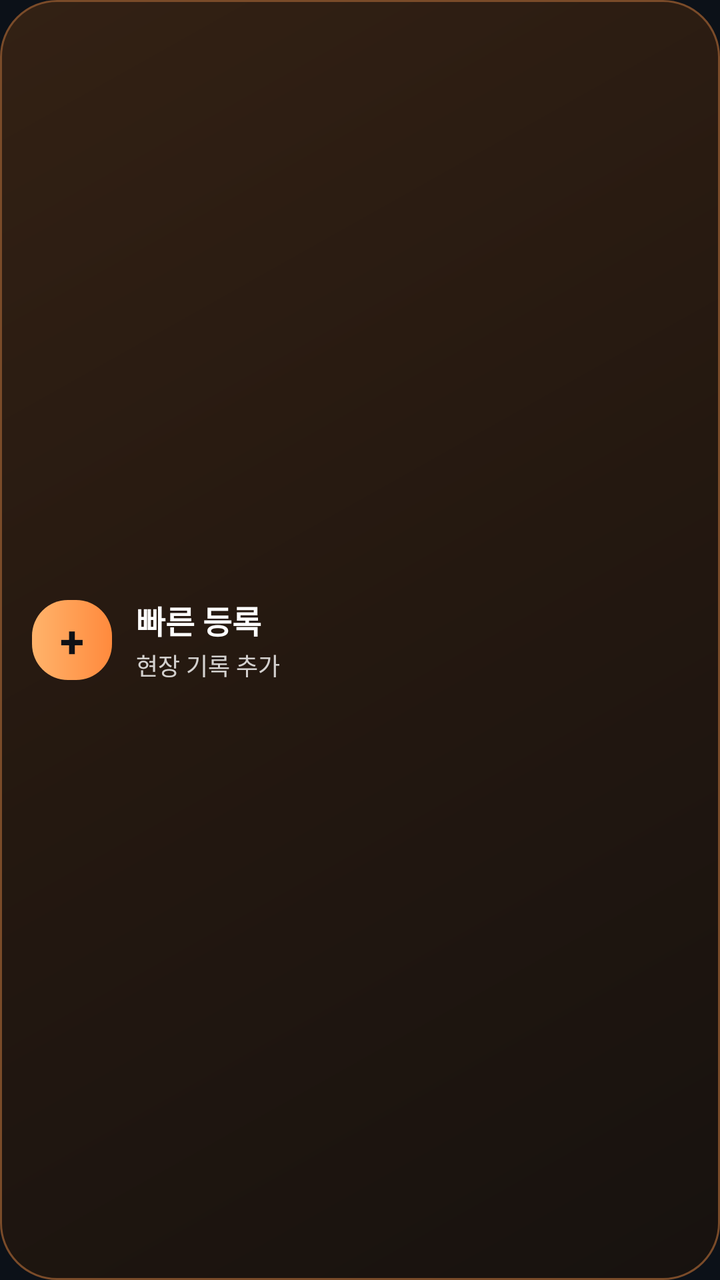
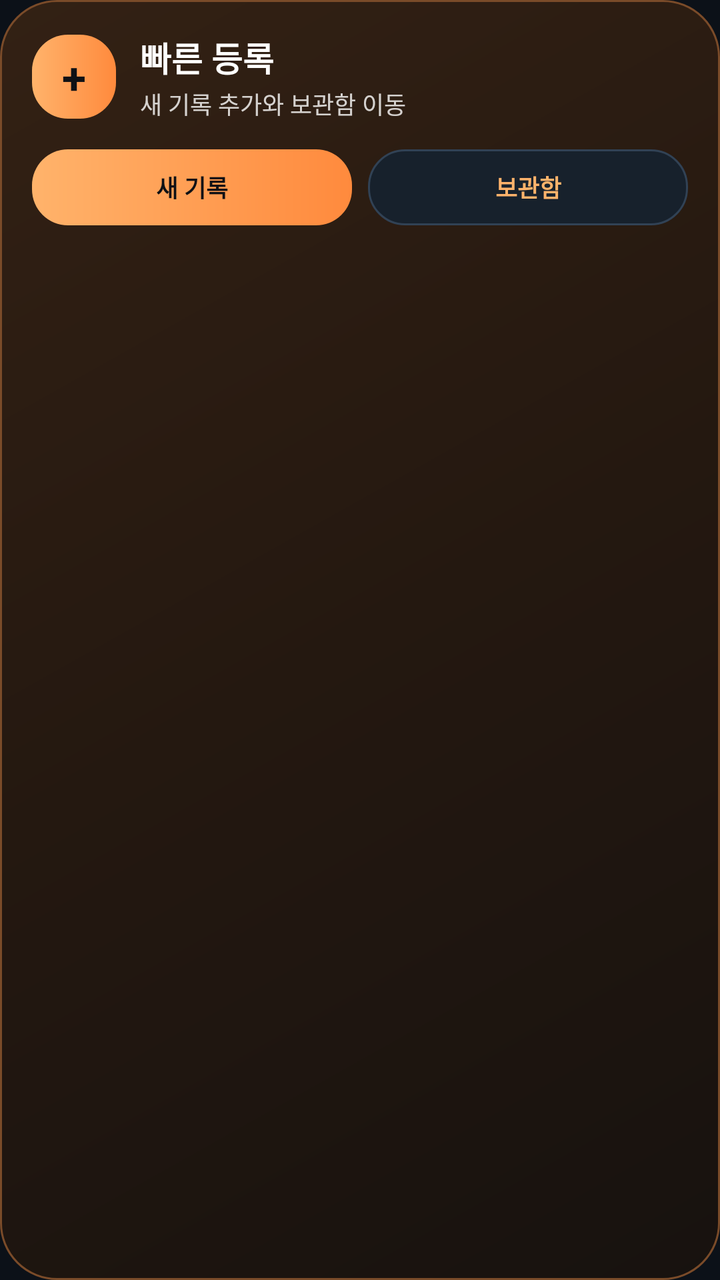

The first picture is an Android layout as it rendered before a commit; the second is the same layout after the commit. The layout source and the unified diff follow.
<!-- AndroidManifest.xml: application theme Theme.Siteboard -->
<!-- res/layout/widget_quick_add.xml -->
<?xml version="1.0" encoding="utf-8"?>
<LinearLayout xmlns:android="http://schemas.android.com/apk/res/android"
    android:id="@+id/widgetQuickAddButton"
    android:layout_width="match_parent"
    android:layout_height="match_parent"
    android:background="@drawable/bg_hero_panel"
    android:gravity="center_vertical"
    android:orientation="horizontal"
    android:padding="16dp">

    <TextView
        android:layout_width="40dp"
        android:layout_height="40dp"
        android:background="@drawable/bg_primary_button"
        android:gravity="center"
        android:text="+"
        android:textColor="#0F1115"
        android:textSize="22sp"
        android:textStyle="bold" />

    <LinearLayout
        android:layout_width="0dp"
        android:layout_height="wrap_content"
        android:layout_marginStart="12dp"
        android:layout_weight="1"
        android:orientation="vertical">

        <TextView
            android:layout_width="wrap_content"
            android:layout_height="wrap_content"
            android:text="빠른 등록"
            android:textColor="@android:color/white"
            android:textSize="16sp"
            android:textStyle="bold" />

        <TextView
            android:layout_width="wrap_content"
            android:layout_height="wrap_content"
            android:layout_marginTop="2dp"
            android:text="현장 기록 추가"
            android:textColor="#CCFFFFFF"
            android:textSize="12sp" />
    </LinearLayout>
</LinearLayout>
<!-- resources referenced by this layout -->
<resources>
  <!-- drawable bg_hero_panel (drawable) -->
  <?xml version="1.0" encoding="utf-8"?>
  <shape xmlns:android="http://schemas.android.com/apk/res/android" android:shape="rectangle">
      <gradient
          android:angle="315"
          android:startColor="#332114"
          android:centerColor="#241810"
          android:endColor="#17120F" />
      <corners android:radius="28dp" />
      <stroke
          android:width="1dp"
          android:color="#7A4B29" />
  </shape>
  <!-- drawable bg_primary_button (drawable) -->
  <?xml version="1.0" encoding="utf-8"?>
  <shape xmlns:android="http://schemas.android.com/apk/res/android" android:shape="rectangle">
      <gradient
          android:angle="0"
          android:startColor="#FFB36B"
          android:endColor="#FF8A3D" />
      <corners android:radius="18dp" />
  </shape>
  <style name="Theme.Siteboard" parent="Theme.MaterialComponents.DayNight.NoActionBar">
  
          <item name="colorPrimary">@color/orange_primary</item>
          <item name="colorPrimaryVariant">@color/orange_deep</item>
          <item name="colorOnPrimary">#10141B</item>
  
          <item name="colorSecondary">@color/teal_accent</item>
          <item name="colorSecondaryVariant">@color/teal_accent</item>
          <item name="colorOnSecondary">#081118</item>
  
          <item name="colorError">@color/danger_accent</item>
  
          <item name="android:colorBackground">@color/bg_dark</item>
          <item name="colorSurface">@color/surface_dark</item>
  
          <item name="android:statusBarColor">@color/bg_dark</item>
          <item name="android:navigationBarColor">@color/bg_dark</item>
          <item name="android:windowLightStatusBar" tools:targetApi="m">false</item>
  
          <item name="android:windowSplashScreenBackground" tools:targetApi="s">@color/bg_dark</item>
          <item name="android:windowSplashScreenAnimatedIcon" tools:targetApi="s">@android:color/transparent</item>
          <item name="android:windowSplashScreenAnimationDuration" tools:targetApi="s">0</item>
      </style>
  <color name="orange_primary">#FFB36B</color>
  <color name="orange_deep">#FF8A3D</color>
  <color name="teal_accent">#54D4C4</color>
  <color name="danger_accent">#F06D7D</color>
  <color name="bg_dark">#0C1118</color>
  <color name="surface_dark">#151E29</color>
</resources>

<!-- the commit's change to res/layout/widget_quick_add.xml (unified diff, before → after) -->
@@ -1,44 +1,82 @@
 <?xml version="1.0" encoding="utf-8"?>
 <LinearLayout xmlns:android="http://schemas.android.com/apk/res/android"
-    android:id="@+id/widgetQuickAddButton"
+    android:id="@+id/widgetQuickAddRoot"
     android:layout_width="match_parent"
     android:layout_height="match_parent"
     android:background="@drawable/bg_hero_panel"
-    android:gravity="center_vertical"
-    android:orientation="horizontal"
+    android:orientation="vertical"
     android:padding="16dp">
 
-    <TextView
-        android:layout_width="40dp"
-        android:layout_height="40dp"
-        android:background="@drawable/bg_primary_button"
-        android:gravity="center"
-        android:text="+"
-        android:textColor="#0F1115"
-        android:textSize="22sp"
-        android:textStyle="bold" />
+    <LinearLayout
+        android:layout_width="match_parent"
+        android:layout_height="wrap_content"
+        android:gravity="center_vertical"
+        android:orientation="horizontal">
+
+        <TextView
+            android:layout_width="42dp"
+            android:layout_height="42dp"
+            android:background="@drawable/bg_primary_button"
+            android:gravity="center"
+            android:text="+"
+            android:textColor="#0F1115"
+            android:textSize="22sp"
+            android:textStyle="bold" />
+
+        <LinearLayout
+            android:layout_width="0dp"
+            android:layout_height="wrap_content"
+            android:layout_marginStart="12dp"
+            android:layout_weight="1"
+            android:orientation="vertical">
+
+            <TextView
+                android:layout_width="wrap_content"
+                android:layout_height="wrap_content"
+                android:text="빠른 등록"
+                android:textColor="@android:color/white"
+                android:textSize="17sp"
+                android:textStyle="bold" />
+
+            <TextView
+                android:layout_width="wrap_content"
+                android:layout_height="wrap_content"
+                android:layout_marginTop="2dp"
+                android:text="새 기록 추가와 보관함 이동"
+                android:textColor="#CCFFFFFF"
+                android:textSize="12sp" />
+        </LinearLayout>
+    </LinearLayout>
 
     <LinearLayout
-        android:layout_width="0dp"
+        android:layout_width="match_parent"
         android:layout_height="wrap_content"
-        android:layout_marginStart="12dp"
-        android:layout_weight="1"
-        android:orientation="vertical">
+        android:layout_marginTop="14dp"
+        android:orientation="horizontal">
 
         <TextView
-            android:layout_width="wrap_content"
-            android:layout_height="wrap_content"
-            android:text="빠른 등록"
-            android:textColor="@android:color/white"
-            android:textSize="16sp"
+            android:id="@+id/btnWidgetQuickAdd"
+            android:layout_width="0dp"
+            android:layout_height="38dp"
+            android:layout_weight="1"
+            android:background="@drawable/bg_primary_button"
+            android:gravity="center"
+            android:text="새 기록"
+            android:textColor="#0F1115"
+            android:textSize="12sp"
             android:textStyle="bold" />
 
         <TextView
-            android:layout_width="wrap_content"
-            android:layout_height="wrap_content"
-            android:layout_marginTop="2dp"
-            android:text="현장 기록 추가"
-            android:textColor="#CCFFFFFF"
-            android:textSize="12sp" />
+            android:id="@+id/btnWidgetOpenArchive"
+            android:layout_width="0dp"
+            android:layout_height="38dp"
+            android:layout_marginStart="8dp"
+            android:layout_weight="1"
+            android:background="@drawable/bg_secondary_button"
+            android:gravity="center"
+            android:text="보관함"
+            android:textColor="#FFFFB36B"
+            android:textSize="12sp"
+            android:textStyle="bold" />
     </LinearLayout>
 </LinearLayout>
<!-- resource entries referenced after the edit -->
@@ -21,6 +21,15 @@
           android:startColor="#FFB36B"
           android:endColor="#FF8A3D" />
       <corners android:radius="18dp" />
+  </shape>
+  <!-- drawable bg_secondary_button (drawable) -->
+  <?xml version="1.0" encoding="utf-8"?>
+  <shape xmlns:android="http://schemas.android.com/apk/res/android" android:shape="rectangle">
+      <solid android:color="#17212C" />
+      <corners android:radius="18dp" />
+      <stroke
+          android:width="1dp"
+          android:color="#314255" />
   </shape>
   <style name="Theme.Siteboard" parent="Theme.MaterialComponents.DayNight.NoActionBar">
   
